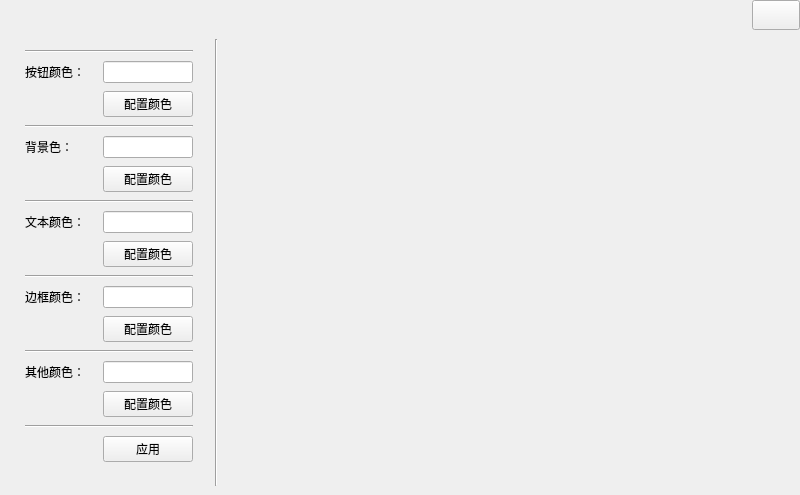
The window that themecfgform.ui (Shogpe/QtWindowModel) describes before a commit, drawn with Qt 5.
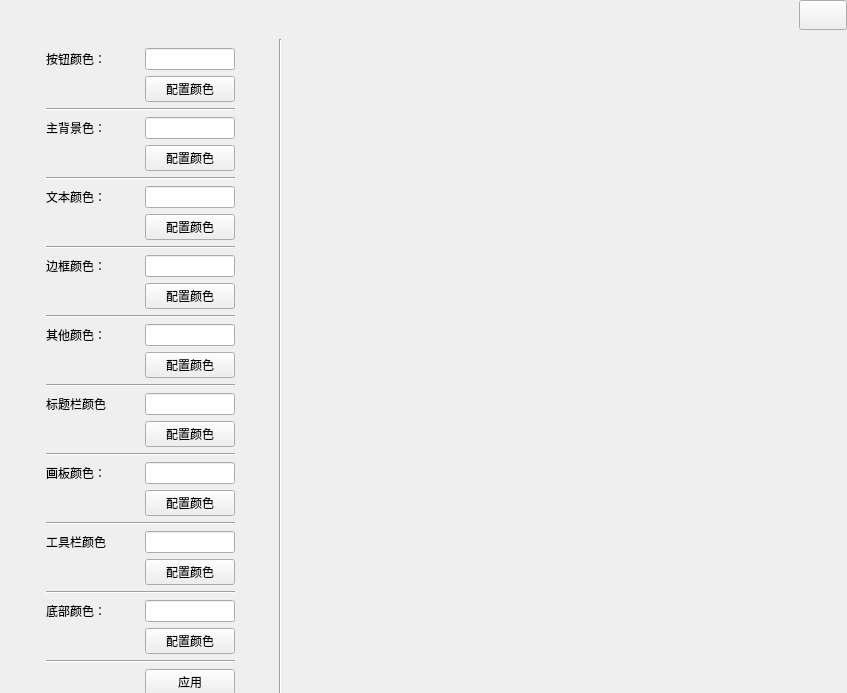
The same window after the commit.

Patch:
```diff
--- a/themecfgform.ui
+++ b/themecfgform.ui
@@ -6,20 +6,20 @@
    <rect>
     <x>0</x>
     <y>0</y>
-    <width>800</width>
-    <height>495</height>
+    <width>847</width>
+    <height>693</height>
    </rect>
   </property>
   <property name="minimumSize">
    <size>
-    <width>750</width>
-    <height>430</height>
+    <width>800</width>
+    <height>680</height>
    </size>
   </property>
   <property name="maximumSize">
    <size>
-    <width>800</width>
-    <height>500</height>
+    <width>900</width>
+    <height>780</height>
    </size>
   </property>
   <property name="sizeIncrement">
@@ -50,59 +50,6 @@
    <property name="spacing">
     <number>0</number>
    </property>
-   <item row="0" column="0">
-    <spacer name="horizontalSpacer">
-     <property name="orientation">
-      <enum>Qt::Horizontal</enum>
-     </property>
-     <property name="sizeType">
-      <enum>QSizePolicy::MinimumExpanding</enum>
-     </property>
-     <property name="sizeHint" stdset="0">
-      <size>
-       <width>249</width>
-       <height>20</height>
-      </size>
-     </property>
-    </spacer>
-   </item>
-   <item row="0" column="1">
-    <widget class="QPushButton" name="closeButton">
-     <property name="sizePolicy">
-      <sizepolicy hsizetype="Fixed" vsizetype="Fixed">
-       <horstretch>0</horstretch>
-       <verstretch>0</verstretch>
-      </sizepolicy>
-     </property>
-     <property name="minimumSize">
-      <size>
-       <width>48</width>
-       <height>30</height>
-      </size>
-     </property>
-     <property name="maximumSize">
-      <size>
-       <width>48</width>
-       <height>30</height>
-      </size>
-     </property>
-     <property name="focusPolicy">
-      <enum>Qt::NoFocus</enum>
-     </property>
-     <property name="contextMenuPolicy">
-      <enum>Qt::NoContextMenu</enum>
-     </property>
-     <property name="toolTip">
-      <string>关闭</string>
-     </property>
-     <property name="iconSize">
-      <size>
-       <width>34</width>
-       <height>26</height>
-      </size>
-     </property>
-    </widget>
-   </item>
    <item row="1" column="0" colspan="2">
     <widget class="QWidget" name="widget" native="true">
      <property name="minimumSize">
@@ -131,20 +78,20 @@
         </property>
         <property name="maximumSize">
          <size>
-          <width>200</width>
+          <width>4096</width>
           <height>800</height>
          </size>
         </property>
         <layout class="QGridLayout" name="gridLayout_2">
-         <item row="19" column="0" colspan="2">
-          <widget class="Line" name="line_6">
+         <item row="16" column="2" colspan="2">
+          <widget class="Line" name="line_3">
            <property name="orientation">
             <enum>Qt::Horizontal</enum>
            </property>
           </widget>
          </item>
-         <item row="13" column="1">
-          <widget class="QLineEdit" name="bdcs">
+         <item row="13" column="3">
+          <widget class="QLineEdit" name="txcs">
            <property name="minimumSize">
             <size>
              <width>80</width>
@@ -159,44 +106,94 @@
            </property>
           </widget>
          </item>
-         <item row="5" column="1">
-          <widget class="QLineEdit" name="bkcs">
+         <item row="32" column="3">
+          <widget class="QPushButton" name="ttcSet">
+           <property name="text">
+            <string>配置颜色</string>
+           </property>
+          </widget>
+         </item>
+         <item row="31" column="2">
+          <widget class="QLabel" name="label_6">
            <property name="minimumSize">
             <size>
-             <width>80</width>
+             <width>65</width>
              <height>0</height>
             </size>
            </property>
            <property name="maximumSize">
             <size>
-             <width>90</width>
+             <width>65</width>
              <height>16777215</height>
             </size>
            </property>
+           <property name="text">
+            <string>标题栏颜色：</string>
+           </property>
           </widget>
          </item>
-         <item row="4" column="0" colspan="2">
-          <widget class="Line" name="line_1">
-           <property name="orientation">
-            <enum>Qt::Horizontal</enum>
+         <item row="6" column="2">
+          <widget class="QLabel" name="label_2">
+           <property name="minimumSize">
+            <size>
+             <width>65</width>
+             <height>0</height>
+            </size>
            </property>
+           <property name="maximumSize">
+            <size>
+             <width>65</width>
+             <height>16777215</height>
+            </size>
+           </property>
+           <property name="text">
+            <string>主背景色：</string>
+           </property>
           </widget>
          </item>
-         <item row="2" column="1">
-          <widget class="QPushButton" name="btcSet">
+         <item row="25" column="2">
+          <widget class="QLabel" name="label_5">
+           <property name="minimumSize">
+            <size>
+             <width>65</width>
+             <height>0</height>
+            </size>
+           </property>
+           <property name="maximumSize">
+            <size>
+             <width>65</width>
+             <height>16777215</height>
+            </size>
+           </property>
            <property name="text">
-            <string>配置颜色</string>
+            <string>其他颜色：</string>
            </property>
           </widget>
          </item>
-         <item row="10" column="1">
-          <widget class="QPushButton" name="txcSet">
+         <item row="31" column="3">
+          <widget class="QLineEdit" name="ttcs">
+           <property name="minimumSize">
+            <size>
+             <width>80</width>
+             <height>0</height>
+            </size>
+           </property>
+           <property name="maximumSize">
+            <size>
+             <width>90</width>
+             <height>16777215</height>
+            </size>
+           </property>
+          </widget>
+         </item>
+         <item row="26" column="3">
+          <widget class="QPushButton" name="itcSet">
            <property name="text">
             <string>配置颜色</string>
            </property>
           </widget>
          </item>
-         <item row="13" column="0">
+         <item row="19" column="2">
           <widget class="QLabel" name="label_4">
            <property name="minimumSize">
             <size>
@@ -215,49 +212,14 @@
            </property>
           </widget>
          </item>
-         <item row="9" column="1">
-          <widget class="QLineEdit" name="txcs">
-           <property name="minimumSize">
-            <size>
-             <width>80</width>
-             <height>0</height>
-            </size>
+         <item row="9" column="2" colspan="2">
+          <widget class="Line" name="line_2">
+           <property name="orientation">
+            <enum>Qt::Horizontal</enum>
            </property>
-           <property name="maximumSize">
-            <size>
-             <width>90</width>
-             <height>16777215</height>
-            </size>
-           </property>
           </widget>
          </item>
-         <item row="9" column="0">
-          <widget class="QLabel" name="label_3">
-           <property name="minimumSize">
-            <size>
-             <width>65</width>
-             <height>0</height>
-            </size>
-           </property>
-           <property name="maximumSize">
-            <size>
-             <width>65</width>
-             <height>16777215</height>
-            </size>
-           </property>
-           <property name="text">
-            <string>文本颜色：</string>
-           </property>
-          </widget>
-         </item>
-         <item row="14" column="1">
-          <widget class="QPushButton" name="bdcSet">
-           <property name="text">
-            <string>配置颜色</string>
-           </property>
-          </widget>
-         </item>
-         <item row="1" column="1">
+         <item row="0" column="3">
           <widget class="QLineEdit" name="btcs">
            <property name="minimumSize">
             <size>
@@ -273,8 +235,15 @@
            </property>
           </widget>
          </item>
-         <item row="17" column="1">
-          <widget class="QLineEdit" name="itcs">
+         <item row="40" column="2" colspan="2">
+          <widget class="Line" name="line_6">
+           <property name="orientation">
+            <enum>Qt::Horizontal</enum>
+           </property>
+          </widget>
+         </item>
+         <item row="37" column="3">
+          <widget class="QLineEdit" name="pbcs">
            <property name="minimumSize">
             <size>
              <width>80</width>
@@ -289,14 +258,84 @@
            </property>
           </widget>
          </item>
-         <item row="16" column="0" colspan="2">
+         <item row="45" column="3">
+          <widget class="QPushButton" name="tlcSet">
+           <property name="text">
+            <string>配置颜色</string>
+           </property>
+          </widget>
+         </item>
+         <item row="51" column="2">
+          <widget class="QLabel" name="label_9">
+           <property name="minimumSize">
+            <size>
+             <width>65</width>
+             <height>0</height>
+            </size>
+           </property>
+           <property name="maximumSize">
+            <size>
+             <width>65</width>
+             <height>16777215</height>
+            </size>
+           </property>
+           <property name="text">
+            <string>底部颜色：</string>
+           </property>
+          </widget>
+         </item>
+         <item row="22" column="2" colspan="2">
           <widget class="Line" name="line_4">
            <property name="orientation">
             <enum>Qt::Horizontal</enum>
            </property>
           </widget>
          </item>
-         <item row="1" column="0">
+         <item row="38" column="3">
+          <widget class="QPushButton" name="pbcSet">
+           <property name="text">
+            <string>配置颜色</string>
+           </property>
+          </widget>
+         </item>
+         <item row="20" column="3">
+          <widget class="QPushButton" name="bdcSet">
+           <property name="text">
+            <string>配置颜色</string>
+           </property>
+          </widget>
+         </item>
+         <item row="19" column="3">
+          <widget class="QLineEdit" name="bdcs">
+           <property name="minimumSize">
+            <size>
+             <width>80</width>
+             <height>0</height>
+            </size>
+           </property>
+           <property name="maximumSize">
+            <size>
+             <width>90</width>
+             <height>16777215</height>
+            </size>
+           </property>
+          </widget>
+         </item>
+         <item row="3" column="2" colspan="2">
+          <widget class="Line" name="line_1">
+           <property name="orientation">
+            <enum>Qt::Horizontal</enum>
+           </property>
+          </widget>
+         </item>
+         <item row="7" column="3">
+          <widget class="QPushButton" name="bkcSet">
+           <property name="text">
+            <string>配置颜色</string>
+           </property>
+          </widget>
+         </item>
+         <item row="0" column="2">
           <widget class="QLabel" name="label">
            <property name="minimumSize">
             <size>
@@ -315,36 +354,54 @@
            </property>
           </widget>
          </item>
-         <item row="0" column="0" colspan="2">
-          <widget class="Line" name="line_5">
-           <property name="orientation">
-            <enum>Qt::Horizontal</enum>
+         <item row="6" column="3">
+          <widget class="QLineEdit" name="bkcs">
+           <property name="minimumSize">
+            <size>
+             <width>80</width>
+             <height>0</height>
+            </size>
            </property>
+           <property name="maximumSize">
+            <size>
+             <width>90</width>
+             <height>16777215</height>
+            </size>
+           </property>
           </widget>
          </item>
-         <item row="6" column="1">
-          <widget class="QPushButton" name="bkcSet">
-           <property name="text">
-            <string>配置颜色</string>
+         <item row="44" column="3">
+          <widget class="QLineEdit" name="tlcs">
+           <property name="minimumSize">
+            <size>
+             <width>80</width>
+             <height>0</height>
+            </size>
            </property>
+           <property name="maximumSize">
+            <size>
+             <width>90</width>
+             <height>16777215</height>
+            </size>
+           </property>
           </widget>
          </item>
-         <item row="8" column="0" colspan="2">
-          <widget class="Line" name="line_2">
+         <item row="28" column="2" colspan="2">
+          <widget class="Line" name="line">
            <property name="orientation">
             <enum>Qt::Horizontal</enum>
            </property>
           </widget>
          </item>
-         <item row="18" column="1">
-          <widget class="QPushButton" name="itcSet">
-           <property name="text">
-            <string>配置颜色</string>
+         <item row="54" column="2" colspan="2">
+          <widget class="Line" name="line_10">
+           <property name="orientation">
+            <enum>Qt::Horizontal</enum>
            </property>
           </widget>
          </item>
-         <item row="17" column="0">
-          <widget class="QLabel" name="label_5">
+         <item row="44" column="2">
+          <widget class="QLabel" name="label_8">
            <property name="minimumSize">
             <size>
              <width>65</width>
@@ -358,19 +415,28 @@
             </size>
            </property>
            <property name="text">
-            <string>其他颜色：</string>
+            <string>工具栏颜色：</string>
            </property>
           </widget>
          </item>
-         <item row="12" column="0" colspan="2">
-          <widget class="Line" name="line_3">
-           <property name="orientation">
-            <enum>Qt::Horizontal</enum>
+         <item row="51" column="3">
+          <widget class="QLineEdit" name="bmcs">
+           <property name="minimumSize">
+            <size>
+             <width>80</width>
+             <height>0</height>
+            </size>
            </property>
+           <property name="maximumSize">
+            <size>
+             <width>90</width>
+             <height>16777215</height>
+            </size>
+           </property>
           </widget>
          </item>
-         <item row="5" column="0">
-          <widget class="QLabel" name="label_2">
+         <item row="37" column="2">
+          <widget class="QLabel" name="label_7">
            <property name="minimumSize">
             <size>
              <width>65</width>
@@ -384,17 +450,100 @@
             </size>
            </property>
            <property name="text">
-            <string>背景色：</string>
+            <string>画板颜色：</string>
            </property>
           </widget>
          </item>
-         <item row="20" column="1">
+         <item row="52" column="3">
+          <widget class="QPushButton" name="bmcSet">
+           <property name="text">
+            <string>配置颜色</string>
+           </property>
+          </widget>
+         </item>
+         <item row="56" column="3">
           <widget class="QPushButton" name="confirm">
            <property name="text">
             <string>应用</string>
            </property>
           </widget>
          </item>
+         <item row="34" column="2" colspan="2">
+          <widget class="Line" name="line_8">
+           <property name="orientation">
+            <enum>Qt::Horizontal</enum>
+           </property>
+          </widget>
+         </item>
+         <item row="25" column="3">
+          <widget class="QLineEdit" name="itcs">
+           <property name="minimumSize">
+            <size>
+             <width>80</width>
+             <height>0</height>
+            </size>
+           </property>
+           <property name="maximumSize">
+            <size>
+             <width>90</width>
+             <height>16777215</height>
+            </size>
+           </property>
+          </widget>
+         </item>
+         <item row="13" column="2">
+          <widget class="QLabel" name="label_3">
+           <property name="minimumSize">
+            <size>
+             <width>65</width>
+             <height>0</height>
+            </size>
+           </property>
+           <property name="maximumSize">
+            <size>
+             <width>65</width>
+             <height>16777215</height>
+            </size>
+           </property>
+           <property name="text">
+            <string>文本颜色：</string>
+           </property>
+          </widget>
+         </item>
+         <item row="47" column="2" colspan="2">
+          <widget class="Line" name="line_9">
+           <property name="orientation">
+            <enum>Qt::Horizontal</enum>
+           </property>
+          </widget>
+         </item>
+         <item row="14" column="3">
+          <widget class="QPushButton" name="txcSet">
+           <property name="text">
+            <string>配置颜色</string>
+           </property>
+          </widget>
+         </item>
+         <item row="1" column="3">
+          <widget class="QPushButton" name="btcSet">
+           <property name="text">
+            <string>配置颜色</string>
+           </property>
+          </widget>
+         </item>
+         <item row="55" column="3">
+          <spacer name="verticalSpacer">
+           <property name="orientation">
+            <enum>Qt::Vertical</enum>
+           </property>
+           <property name="sizeHint" stdset="0">
+            <size>
+             <width>20</width>
+             <height>40</height>
+            </size>
+           </property>
+          </spacer>
+         </item>
         </layout>
        </widget>
       </item>
@@ -409,13 +558,13 @@
        <widget class="QWidget" name="colorWidget" native="true">
         <property name="minimumSize">
          <size>
-          <width>400</width>
+          <width>550</width>
           <height>0</height>
          </size>
         </property>
         <property name="maximumSize">
          <size>
-          <width>4096</width>
+          <width>580</width>
           <height>4096</height>
          </size>
         </property>
@@ -424,6 +573,86 @@
      </layout>
     </widget>
    </item>
+   <item row="0" column="0" colspan="2">
+    <widget class="QWidget" name="titleWidget" native="true">
+     <property name="minimumSize">
+      <size>
+       <width>0</width>
+       <height>30</height>
+      </size>
+     </property>
+     <layout class="QHBoxLayout" name="horizontalLayout_2">
+      <property name="spacing">
+       <number>0</number>
+      </property>
+      <property name="leftMargin">
+       <number>0</number>
+      </property>
+      <property name="topMargin">
+       <number>0</number>
+      </property>
+      <property name="rightMargin">
+       <number>0</number>
+      </property>
+      <property name="bottomMargin">
+       <number>0</number>
+      </property>
+      <item>
+       <spacer name="horizontalSpacer">
+        <property name="orientation">
+         <enum>Qt::Horizontal</enum>
+        </property>
+        <property name="sizeType">
+         <enum>QSizePolicy::MinimumExpanding</enum>
+        </property>
+        <property name="sizeHint" stdset="0">
+         <size>
+          <width>796</width>
+          <height>20</height>
+         </size>
+        </property>
+       </spacer>
+      </item>
+      <item>
+       <widget class="QPushButton" name="closeButton">
+        <property name="sizePolicy">
+         <sizepolicy hsizetype="Fixed" vsizetype="Fixed">
+          <horstretch>0</horstretch>
+          <verstretch>0</verstretch>
+         </sizepolicy>
+        </property>
+        <property name="minimumSize">
+         <size>
+          <width>48</width>
+          <height>30</height>
+         </size>
+        </property>
+        <property name="maximumSize">
+         <size>
+          <width>48</width>
+          <height>30</height>
+         </size>
+        </property>
+        <property name="focusPolicy">
+         <enum>Qt::NoFocus</enum>
+        </property>
+        <property name="contextMenuPolicy">
+         <enum>Qt::NoContextMenu</enum>
+        </property>
+        <property name="toolTip">
+         <string>关闭</string>
+        </property>
+        <property name="iconSize">
+         <size>
+          <width>34</width>
+          <height>26</height>
+         </size>
+        </property>
+       </widget>
+      </item>
+     </layout>
+    </widget>
+   </item>
   </layout>
  </widget>
  <resources/>
```
Left out of the diff: 2 changed lines with no effect on the pictures.
